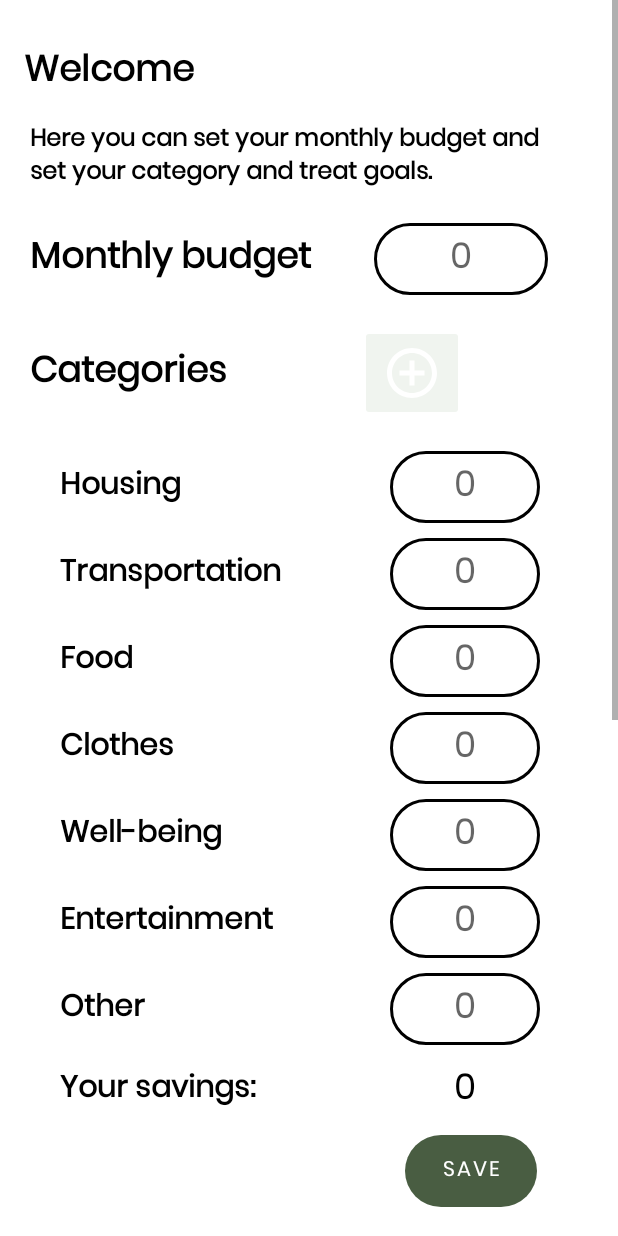
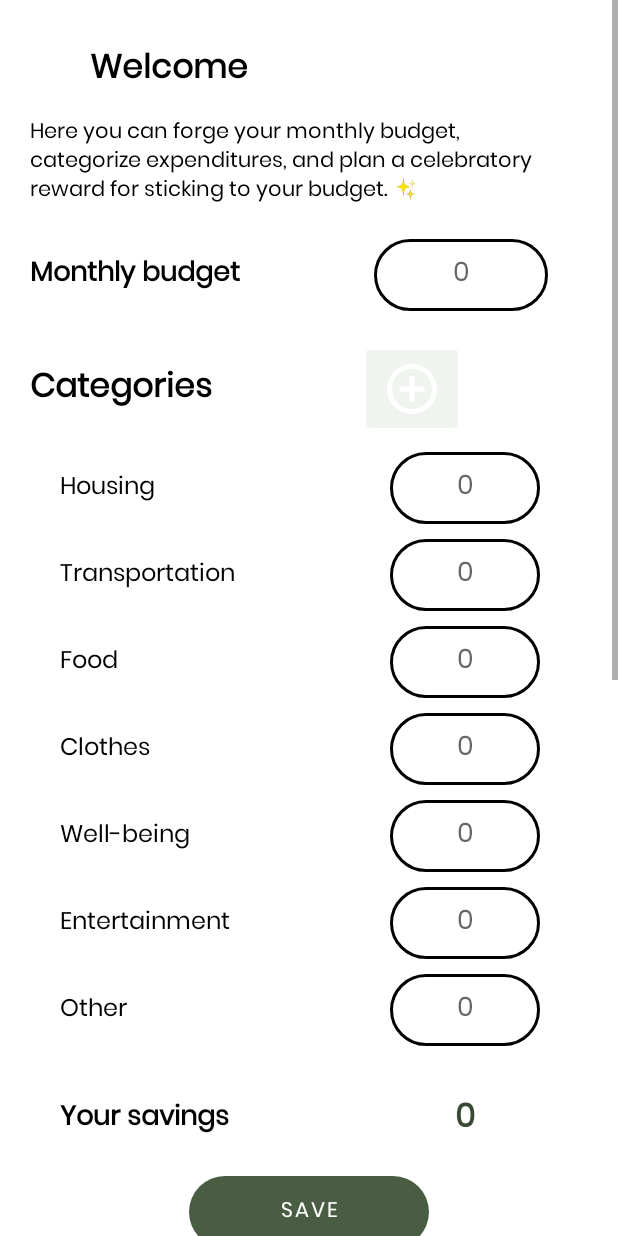
Before and after one commit to puranenjenny/MobiiliProjekti, an Android app: the layout fragment_profile.xml on its own in the app's theme, with its tools: preview values and no code run, on a phone screen of 412 x 824 dp. Run offline under Robolectric (Android 15) with nearby library versions, the phone set to English and light mode, and no system bars.

Commit message:
profile ui säädöt

```diff
--- a/app/src/main/res/layout/fragment_profile.xml
+++ b/app/src/main/res/layout/fragment_profile.xml
@@ -11,20 +11,19 @@
         android:layout_height="wrap_content"
         android:background="#FFFFFF"
         android:backgroundTint="#FFFFFF"
-        tools:context=".ui.profile.ProfileFragment"
-        >
+        tools:context=".ui.profile.ProfileFragment">
 
 
         <TextView
             android:id="@+id/WelcomeText"
             android:layout_width="260dp"
             android:layout_height="wrap_content"
-            android:layout_marginStart="16dp"
+            android:layout_marginStart="60dp"
             android:layout_marginTop="28dp"
             android:fontFamily="@font/poppins"
             android:text="@string/welcome"
             android:textColor="@color/black"
-            android:textSize="24sp"
+            android:textSize="22sp"
             android:textStyle="bold"
             app:layout_constraintStart_toStartOf="parent"
             app:layout_constraintTop_toTopOf="parent" />
@@ -35,12 +34,10 @@
             android:layout_height="wrap_content"
             android:layout_marginStart="20dp"
             android:layout_marginTop="12dp"
-            android:layout_marginBottom="9dp"
             android:fontFamily="@font/poppins"
             android:text="@string/setBudget"
             android:textColor="@color/black"
-            android:textSize="16sp"
-            android:textStyle="bold"
+            android:textSize="14sp"
             app:layout_constraintStart_toStartOf="parent"
             app:layout_constraintTop_toBottomOf="@+id/WelcomeText" />
 
@@ -60,7 +57,7 @@
                 android:fontFamily="@font/poppins"
                 android:text="@string/monthly"
                 android:textColor="@color/black"
-                android:textSize="24sp"
+                android:textSize="18sp"
                 android:textStyle="bold" />
 
             <com.google.android.material.textfield.TextInputEditText
@@ -74,7 +71,7 @@
                 android:inputType="number"
                 android:textAlignment="center"
                 android:textColor="@color/black"
-                android:textSize="24sp" />
+                android:textSize="18sp" />
         </LinearLayout>
 
         <LinearLayout
@@ -94,7 +91,7 @@
                 android:gravity="center_vertical"
                 android:text="@string/categories"
                 android:textColor="@color/black"
-                android:textSize="24sp"
+                android:textSize="22sp"
                 android:textStyle="bold" />
 
             <ImageButton
@@ -103,8 +100,8 @@
                 android:layout_height="64dp"
                 android:layout_marginStart="20dp"
                 android:backgroundTint="@color/light_grey"
-                app:srcCompat="@drawable/icon_add2"
-                android:contentDescription="@string/addCategory" />
+                android:contentDescription="@string/addCategory"
+                app:srcCompat="@drawable/icon_add2" />
 
         </LinearLayout>
 
@@ -112,7 +109,7 @@
             android:id="@+id/linearLayoutHousing"
             android:layout_width="match_parent"
             android:layout_height="match_parent"
-            android:layout_marginTop="20dp"
+            android:layout_marginTop="10dp"
             android:orientation="horizontal"
             app:layout_constraintTop_toBottomOf="@+id/linearLayoutCategories"
             tools:layout_editor_absoluteX="255dp">
@@ -127,8 +124,7 @@
                 android:gravity="center_vertical"
                 android:text="@string/housing"
                 android:textColor="@color/black"
-                android:textSize="20sp"
-                android:textStyle="bold" />
+                android:textSize="16sp" />
 
             <com.google.android.material.textfield.TextInputEditText
                 android:id="@+id/HousingInput"
@@ -143,7 +139,7 @@
                 android:inputType="number"
                 android:textAlignment="center"
                 android:textColor="@color/black"
-                android:textSize="24sp"/>
+                android:textSize="18sp" />
         </LinearLayout>
 
         <LinearLayout
@@ -164,8 +160,7 @@
                 android:gravity="center_vertical"
                 android:text="@string/transportation"
                 android:textColor="@color/black"
-                android:textSize="20sp"
-                android:textStyle="bold" />
+                android:textSize="16sp" />
 
             <com.google.android.material.textfield.TextInputEditText
                 android:id="@+id/TransportationInput"
@@ -180,7 +175,7 @@
                 android:inputType="number"
                 android:textAlignment="center"
                 android:textColor="@color/black"
-                android:textSize="24sp" />
+                android:textSize="18sp" />
 
         </LinearLayout>
 
@@ -202,8 +197,7 @@
                 android:gravity="center_vertical"
                 android:text="@string/clothes"
                 android:textColor="@color/black"
-                android:textSize="20sp"
-                android:textStyle="bold" />
+                android:textSize="16sp" />
 
             <com.google.android.material.textfield.TextInputEditText
                 android:id="@+id/ClothesInput"
@@ -217,7 +211,7 @@
                 android:inputType="number"
                 android:textAlignment="center"
                 android:textColor="@color/black"
-                android:textSize="24sp"/>
+                android:textSize="18sp" />
 
         </LinearLayout>
 
@@ -225,8 +219,8 @@
             android:id="@+id/linearLayoutFood"
             android:layout_width="match_parent"
             android:layout_height="match_parent"
+            android:layout_marginTop="10dp"
             android:orientation="horizontal"
-            android:layout_marginTop="10dp"
             app:layout_constraintTop_toBottomOf="@+id/linearLayoutTransport">
 
             <TextView
@@ -236,11 +230,10 @@
                 android:layout_marginStart="40dp"
                 android:layout_marginEnd="50dp"
                 android:fontFamily="@font/poppins"
+                android:gravity="center_vertical"
                 android:text="@string/food"
                 android:textColor="@color/black"
-                android:textSize="20sp"
-                android:textStyle="bold"
-                android:gravity="center_vertical"/>
+                android:textSize="16sp" />
 
             <com.google.android.material.textfield.TextInputEditText
                 android:id="@+id/FoodInput"
@@ -254,15 +247,15 @@
                 android:inputType="number"
                 android:textAlignment="center"
                 android:textColor="@color/black"
-                android:textSize="24sp"/>
+                android:textSize="18sp" />
         </LinearLayout>
 
         <LinearLayout
             android:id="@+id/linearLayoutWellBeing"
             android:layout_width="match_parent"
             android:layout_height="match_parent"
+            android:layout_marginTop="10dp"
             android:orientation="horizontal"
-            android:layout_marginTop="10dp"
             app:layout_constraintTop_toBottomOf="@+id/linearLayoutClothes">
 
             <TextView
@@ -272,11 +265,10 @@
                 android:layout_marginStart="40dp"
                 android:layout_marginEnd="50dp"
                 android:fontFamily="@font/poppins"
+                android:gravity="center_vertical"
                 android:text="@string/wellness"
                 android:textColor="@color/black"
-                android:textSize="20sp"
-                android:textStyle="bold"
-                android:gravity="center_vertical"/>
+                android:textSize="16sp" />
 
             <com.google.android.material.textfield.TextInputEditText
                 android:id="@+id/HyqieneInput"
@@ -290,15 +282,15 @@
                 android:inputType="number"
                 android:textAlignment="center"
                 android:textColor="@color/black"
-                android:textSize="24sp"/>
+                android:textSize="18sp" />
         </LinearLayout>
 
         <LinearLayout
             android:id="@+id/linearLayoutEntertainment"
             android:layout_width="match_parent"
             android:layout_height="match_parent"
+            android:layout_marginTop="10dp"
             android:orientation="horizontal"
-            android:layout_marginTop="10dp"
             app:layout_constraintTop_toBottomOf="@+id/linearLayoutWellBeing">
 
             <TextView
@@ -308,11 +300,10 @@
                 android:layout_marginStart="40dp"
                 android:layout_marginEnd="50dp"
                 android:fontFamily="@font/poppins"
+                android:gravity="center_vertical"
                 android:text="@string/entertain"
                 android:textColor="@color/black"
-                android:textSize="20sp"
-                android:textStyle="bold"
-                android:gravity="center_vertical"/>
+                android:textSize="16sp" />
 
             <com.google.android.material.textfield.TextInputEditText
                 android:id="@+id/EntertainmentInput"
@@ -326,15 +317,15 @@
                 android:inputType="number"
                 android:textAlignment="center"
                 android:textColor="@color/black"
-                android:textSize="24sp"/>
+                android:textSize="18sp" />
         </LinearLayout>
 
         <LinearLayout
             android:id="@+id/linearLayoutOther"
             android:layout_width="match_parent"
             android:layout_height="match_parent"
+            android:layout_marginTop="10dp"
             android:orientation="horizontal"
-            android:layout_marginTop="10dp"
             app:layout_constraintTop_toBottomOf="@+id/linearLayoutEntertainment">
 
             <TextView
@@ -344,11 +335,10 @@
                 android:layout_marginStart="40dp"
                 android:layout_marginEnd="50dp"
                 android:fontFamily="@font/poppins"
+                android:gravity="center_vertical"
                 android:text="@string/other"
                 android:textColor="@color/black"
-                android:textSize="20sp"
-                android:textStyle="bold"
-                android:gravity="center_vertical"/>
+                android:textSize="16sp" />
 
             <com.google.android.material.textfield.TextInputEditText
                 android:id="@+id/OtherInput"
@@ -362,15 +352,16 @@
                 android:inputType="number"
                 android:textAlignment="center"
                 android:textColor="@color/black"
-                android:textSize="24sp"/>
+                android:textSize="18sp" />
         </LinearLayout>
 
         <LinearLayout
             android:id="@+id/linearLayoutSavings"
             android:layout_width="match_parent"
             android:layout_height="match_parent"
+            android:layout_marginTop="30dp"
+            android:layout_marginBottom="30dp"
             android:orientation="horizontal"
-            android:layout_marginTop="10dp"
             app:layout_constraintTop_toBottomOf="@+id/linearLayoutOther">
 
             <TextView
@@ -383,7 +374,7 @@
                 android:gravity="center_vertical"
                 android:text="@string/savings"
                 android:textColor="@color/black"
-                android:textSize="20sp"
+                android:textSize="18sp"
                 android:textStyle="bold" />
 
             <TextView
@@ -393,8 +384,9 @@
                 android:fontFamily="@font/poppins"
                 android:text="@string/savingsNum"
                 android:textAlignment="center"
-                android:textColor="@color/black"
-                android:textSize="24sp" />
+                android:textColor="@color/dark_green"
+                android:textSize="22sp"
+                android:textStyle="bold" />
         </LinearLayout>
 
         <Button
@@ -402,13 +394,15 @@
             style="?android:attr/buttonBarButtonStyle"
             android:layout_width="wrap_content"
             android:layout_height="wrap_content"
-            android:layout_marginStart="270dp"
-            android:layout_marginTop="10dp"
+            android:layout_marginTop="20dp"
             android:background="@drawable/rounded_button"
             android:fontFamily="@font/poppins"
+            android:minWidth="160dip"
             android:text="@string/save"
             android:textColor="@android:color/white"
             app:backgroundTint="@color/main"
+            app:layout_constraintEnd_toEndOf="parent"
+            app:layout_constraintHorizontal_bias="0.5"
             app:layout_constraintStart_toStartOf="parent"
             app:layout_constraintTop_toBottomOf="@+id/linearLayoutSavings" />
 
@@ -416,7 +410,7 @@
             android:id="@+id/linearLayoutTreat"
             android:layout_width="match_parent"
             android:layout_height="match_parent"
-            android:layout_marginTop="20dp"
+            android:layout_marginTop="40dp"
             android:orientation="horizontal"
             app:layout_constraintTop_toBottomOf="@+id/SaveCategoriesButton">
 
@@ -429,7 +423,7 @@
                 android:gravity="center_vertical"
                 android:text="@string/littleTreat"
                 android:textColor="@color/black"
-                android:textSize="24sp"
+                android:textSize="22sp"
                 android:textStyle="bold" />
 
             <ImageView
@@ -437,8 +431,8 @@
                 android:layout_width="67dp"
                 android:layout_height="52dp"
                 android:layout_marginStart="20dp"
-                android:src="@drawable/treat"
-                android:contentDescription="@string/treatPicture" />
+                android:contentDescription="@string/treatPicture"
+                android:src="@drawable/treat" />
 
         </LinearLayout>
 
@@ -452,8 +446,7 @@
             android:fontFamily="@font/poppins"
             android:text="@string/littleTreat2"
             android:textColor="@color/black"
-            android:textSize="16sp"
-            android:textStyle="bold"
+            android:textSize="14sp"
             app:layout_constraintEnd_toEndOf="parent"
             app:layout_constraintStart_toStartOf="parent"
             app:layout_constraintTop_toBottomOf="@+id/linearLayoutTreat" />
@@ -473,11 +466,10 @@
                 android:layout_marginStart="40dp"
                 android:layout_marginEnd="40dp"
                 android:fontFamily="@font/poppins"
+                android:gravity="center_vertical"
                 android:text="@string/treat"
                 android:textColor="@color/black"
-                android:textSize="20sp"
-                android:textStyle="bold"
-                android:gravity="center_vertical"/>
+                android:textSize="16sp" />
 
             <com.google.android.material.textfield.TextInputEditText
                 android:id="@+id/TreatInput"
@@ -489,7 +481,7 @@
                 android:hint="@string/treat2"
                 android:textAlignment="center"
                 android:textColor="@color/black"
-                android:textSize="20sp"
+                android:textSize="14sp"
                 app:boxStrokeColor="@color/black" />
 
         </LinearLayout>
@@ -510,11 +502,10 @@
                 android:layout_marginStart="40dp"
                 android:layout_marginEnd="40dp"
                 android:fontFamily="@font/poppins"
+                android:gravity="center_vertical"
                 android:text="@string/treatNum"
                 android:textColor="@color/black"
-                android:textSize="20sp"
-                android:textStyle="bold"
-                android:gravity="center_vertical"/>
+                android:textSize="16sp" />
 
             <com.google.android.material.textfield.TextInputEditText
                 android:id="@+id/TreatBudgetInput"
@@ -523,11 +514,11 @@
                 android:background="@drawable/round_input"
                 android:fontFamily="@font/poppins"
                 android:gravity="center"
+                android:hint="@string/treatNum2"
                 android:inputType="number"
                 android:textAlignment="center"
                 android:textColor="@color/black"
-                android:textSize="24sp"
-                android:hint="@string/treatNum2"
+                android:textSize="18sp"
                 app:boxStrokeColor="@color/black" />
 
         </LinearLayout>
@@ -536,11 +527,13 @@
             android:id="@+id/SaveTreatButton"
             android:layout_width="wrap_content"
             android:layout_height="wrap_content"
-            android:layout_marginStart="270dp"
-            android:layout_marginTop="10dp"
+            android:layout_marginTop="20dp"
             android:background="@drawable/rounded_button"
+            android:fontFamily="@font/poppins"
+            android:minWidth="160dp"
             android:text="@string/save"
-            android:fontFamily="@font/poppins"
+            app:layout_constraintEnd_toEndOf="parent"
+            app:layout_constraintHorizontal_bias="0.5"
             app:layout_constraintStart_toStartOf="parent"
             app:layout_constraintTop_toBottomOf="@+id/linearLayoutTreat3" />
 
@@ -548,7 +541,7 @@
             android:id="@+id/linearLayoutProfile"
             android:layout_width="match_parent"
             android:layout_height="match_parent"
-            android:layout_marginTop="20dp"
+            android:layout_marginTop="40dp"
             android:orientation="horizontal"
             app:layout_constraintTop_toBottomOf="@+id/SaveTreatButton">
 
@@ -561,7 +554,7 @@
                 android:gravity="center_vertical"
                 android:text="@string/editProfile"
                 android:textColor="@color/black"
-                android:textSize="24sp"
+                android:textSize="22sp"
                 android:textStyle="bold" />
 
             <ImageView
@@ -569,8 +562,8 @@
                 android:layout_width="67dp"
                 android:layout_height="52dp"
                 android:layout_marginStart="20dp"
-                android:src="@drawable/icon_profile_large"
-                android:contentDescription="@string/profile" />
+                android:contentDescription="@string/profile"
+                android:src="@drawable/icon_profile_large" />
 
         </LinearLayout>
 
@@ -578,7 +571,7 @@
             android:id="@+id/EditPasswordButton"
             android:layout_width="300dp"
             android:layout_height="wrap_content"
-            android:layout_marginTop="20dp"
+            android:layout_marginTop="30dp"
             android:background="@drawable/rounded_button"
             android:fontFamily="@font/poppins"
             android:text="@string/editUser"
@@ -597,7 +590,7 @@
             android:gravity="center_horizontal|center_vertical"
             android:text="@string/deleteUser"
             android:textColor="@android:color/white"
-            app:backgroundTint="#B80101"
+            app:backgroundTint="@color/cancel"
             app:layout_constraintEnd_toEndOf="parent"
             app:layout_constraintStart_toStartOf="parent"
             app:layout_constraintTop_toBottomOf="@+id/EditPasswordButton" />
--- a/app/src/main/res/values/strings.xml
+++ b/app/src/main/res/values/strings.xml
@@ -69,7 +69,7 @@
     <string name="delete">Delete</string>
 
     <!--Profile fragment-->
-    <string name="setBudget">Here you can set your monthly budget and set your category and treat goals.</string>
+    <string name="setBudget">Here you can forge your monthly budget, categorize expenditures, and plan a celebratory reward for sticking to your budget. ✨ </string>
     <string name="monthly">Monthly budget</string>
     <string name="monthlyNum">0</string>
     <string name="housing">Housing</string>
@@ -86,10 +86,10 @@
     <string name="entertainNum">0</string>
     <string name="other">Other</string>
     <string name="otherNum">0</string>
-    <string name="savings">Your savings:</string>
+    <string name="savings">Your savings</string>
     <string name="savingsNum">0</string>
     <string name="littleTreat">Little Treat</string>
-    <string name="littleTreat2">After sticking to your budget for 4 month, you deserve a little treat!</string>
+    <string name="littleTreat2">After sticking to your budget for 4 month, you deserve a little treat! 😊</string>
     <string name="treat">Treat:</string>
     <string name="treat2">Add treat</string>
     <string name="treatNum">Treat budget:</string>
```
